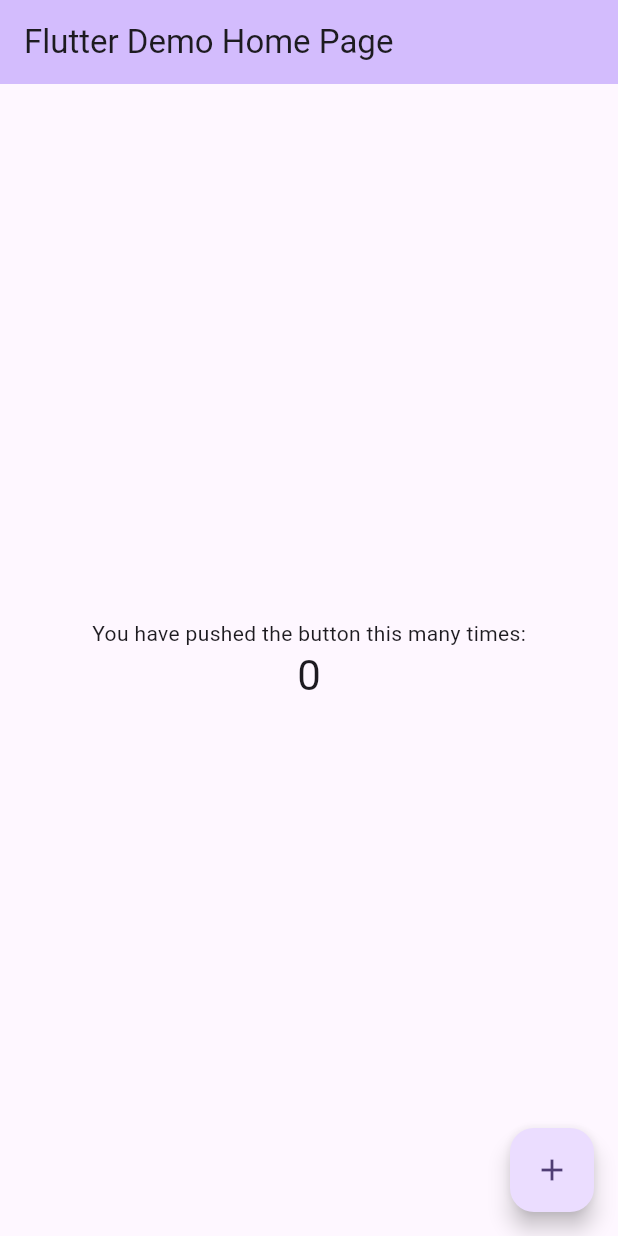
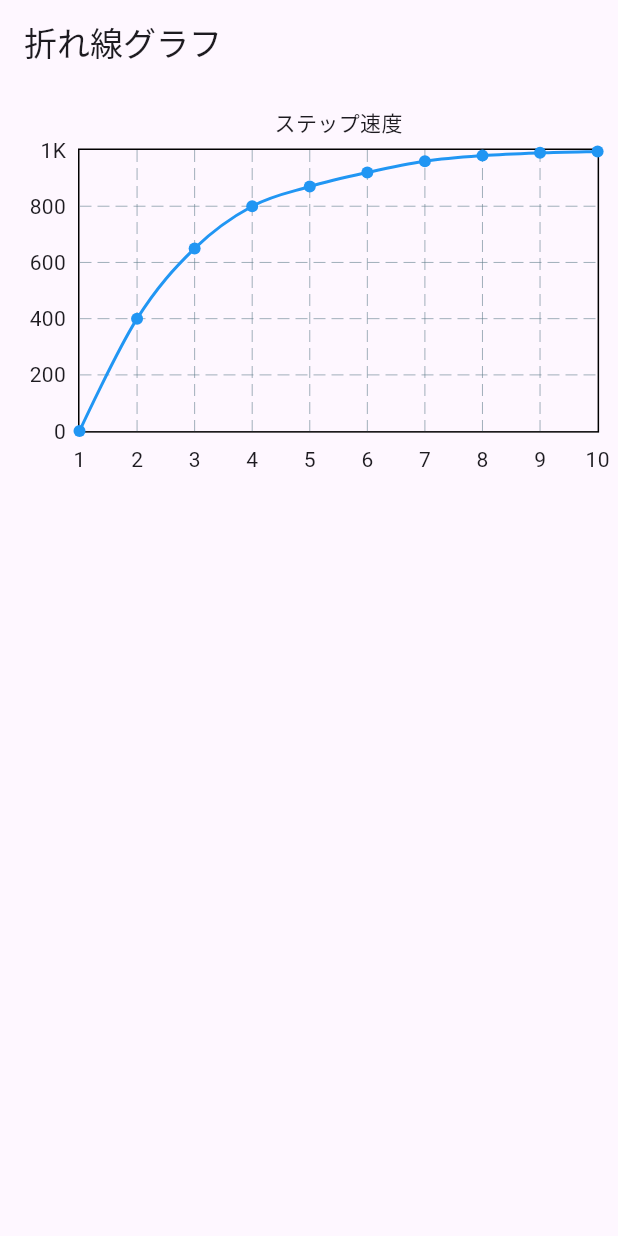
Before and after one commit to ryoono/FlutterGraphicalDisplay, a Flutter app: the screen it shows after launch, on a phone screen of 412 x 824 dp. Run offline on Flutter 3.47's test engine with Material 3 defaults, Android fonts, the phone set to English and light mode, and no system bars; drawn by our look-alikes of fl_chart; our stand-ins replace file_picker.

Commit message:
グラフ表示デモ

```diff
--- a/src/lib/main.dart
+++ b/src/lib/main.dart
@@ -1,6 +1,7 @@
 import 'dart:io';
 import 'dart:async';
 import 'package:file_picker/file_picker.dart';
+import 'package:fl_chart/fl_chart.dart';
 import 'package:flutter/material.dart';
 
 void main() {
@@ -60,7 +61,7 @@ class MyHomePage extends StatefulWidget {
 class _MyHomePageState extends State<MyHomePage> {
   int _counter = 0;
 
-  void _incrementCounter() {
+  void _incrementCounter(){
     setState(() {
       // This call to setState tells the Flutter framework that something has
       // changed in this State, which causes it to rerun the build method below
@@ -70,6 +71,8 @@ class _MyHomePageState extends State<MyHomePage> {
       // _counter++;
       // print(_counter);
       read_csv();
+      _counter++;
+      print(_counter);
 
       // final result = await FilePicker.platform.pickFiles(
       //   type: FileType.custom,
@@ -83,14 +86,24 @@ class _MyHomePageState extends State<MyHomePage> {
     });
   }
 
+  // awaitを使う時の設定
+  // https://zenn.dev/flutteruniv_dev/articles/5a1fb9cdca854e
   Future<void> read_csv() async {
+
+    // ファイル選択
+    // https://qiita.com/krohigewagma/items/ab2beea3b00cb8c3f62b
     final result = await FilePicker.platform.pickFiles(
       type: FileType.custom,
       allowedExtensions: ['csv'],
     );
     print(result?.files.first.path);
 
+    // nullチェック方法
+    // https://github.com/flutter/flutter/issues/92792
     String hoge = result?.files.first.path ?? "";
+
+    // ファイル読み込み
+    // https://jp-seemore.com/app/17142/
     if( hoge != "" ){
       var file = File(hoge);
       var content = await file.readAsString();
@@ -99,8 +112,6 @@ class _MyHomePageState extends State<MyHomePage> {
     else{
       print("file not found");
     }
-    _counter++;
-    print(_counter);
   }
 
   @override
@@ -111,50 +122,100 @@ class _MyHomePageState extends State<MyHomePage> {
     // The Flutter framework has been optimized to make rerunning build methods
     // fast, so that you can just rebuild anything that needs updating rather
     // than having to individually change instances of widgets.
+
+    final screenWidth = MediaQuery.of(context).size.width;
+
     return Scaffold(
       appBar: AppBar(
-        // TRY THIS: Try changing the color here to a specific color (to
-        // Colors.amber, perhaps?) and trigger a hot reload to see the AppBar
-        // change color while the other colors stay the same.
-        backgroundColor: Theme.of(context).colorScheme.inversePrimary,
-        // Here we take the value from the MyHomePage object that was created by
-        // the App.build method, and use it to set our appbar title.
-        title: Text(widget.title),
+        title: const Text('折れ線グラフ'),
       ),
-      body: Center(
-        // Center is a layout widget. It takes a single child and positions it
-        // in the middle of the parent.
-        child: Column(
-          // Column is also a layout widget. It takes a list of children and
-          // arranges them vertically. By default, it sizes itself to fit its
-          // children horizontally, and tries to be as tall as its parent.
-          //
-          // Column has various properties to control how it sizes itself and
-          // how it positions its children. Here we use mainAxisAlignment to
-          // center the children vertically; the main axis here is the vertical
-          // axis because Columns are vertical (the cross axis would be
-          // horizontal).
-          //
-          // TRY THIS: Invoke "debug painting" (choose the "Toggle Debug Paint"
-          // action in the IDE, or press "p" in the console), to see the
-          // wireframe for each widget.
-          mainAxisAlignment: MainAxisAlignment.center,
-          children: <Widget>[
-            const Text(
-              'You have pushed the button this many times:',
+      body: Padding(
+        padding: const EdgeInsets.all(8.0),
+        child: SizedBox(
+          width: screenWidth * 0.95,
+          height: screenWidth * 0.95 * 0.65,
+          child: LineChart(
+            LineChartData(
+              lineBarsData: [
+                LineChartBarData(
+                  spots: const [
+                    FlSpot(1, 0),
+                    FlSpot(2, 400),
+                    FlSpot(3, 650),
+                    FlSpot(4, 800),
+                    FlSpot(5, 870),
+                    FlSpot(6, 920),
+                    FlSpot(7, 960),
+                    FlSpot(8, 980),
+                    FlSpot(9, 990),
+                    FlSpot(10, 995),
+                  ],
+                  isCurved: true,
+                  color: Colors.blue,
+                ),
+              ],
+              titlesData: const FlTitlesData(
+                topTitles: AxisTitles(
+                  axisNameWidget: Text(
+                    "ステップ速度",
+                  ),
+                  axisNameSize: 35.0,
+                ),
+                rightTitles:
+                    AxisTitles(sideTitles: SideTitles(showTitles: false)),
+              ),
+              maxY: 1000,
+              minY: 0,
             ),
-            Text(
-              '$_counter',
-              style: Theme.of(context).textTheme.headlineMedium,
-            ),
-          ],
+          ),
         ),
       ),
-      floatingActionButton: FloatingActionButton(
-        onPressed: _incrementCounter,
-        tooltip: 'Increment',
-        child: const Icon(Icons.add),
-      ), // This trailing comma makes auto-formatting nicer for build methods.
     );
+
+    // return Scaffold(
+    //   appBar: AppBar(
+    //     // TRY THIS: Try changing the color here to a specific color (to
+    //     // Colors.amber, perhaps?) and trigger a hot reload to see the AppBar
+    //     // change color while the other colors stay the same.
+    //     backgroundColor: Theme.of(context).colorScheme.inversePrimary,
+    //     // Here we take the value from the MyHomePage object that was created by
+    //     // the App.build method, and use it to set our appbar title.
+    //     title: Text(widget.title),
+    //   ),
+    //   body: Center(
+    //     // Center is a layout widget. It takes a single child and positions it
+    //     // in the middle of the parent.
+    //     child: Column(
+    //       // Column is also a layout widget. It takes a list of children and
+    //       // arranges them vertically. By default, it sizes itself to fit its
+    //       // children horizontally, and tries to be as tall as its parent.
+    //       //
+    //       // Column has various properties to control how it sizes itself and
+    //       // how it positions its children. Here we use mainAxisAlignment to
+    //       // center the children vertically; the main axis here is the vertical
+    //       // axis because Columns are vertical (the cross axis would be
+    //       // horizontal).
+    //       //
+    //       // TRY THIS: Invoke "debug painting" (choose the "Toggle Debug Paint"
+    //       // action in the IDE, or press "p" in the console), to see the
+    //       // wireframe for each widget.
+    //       mainAxisAlignment: MainAxisAlignment.center,
+    //       children: <Widget>[
+    //         const Text(
+    //           'You have pushed the button this many times:',
+    //         ),
+    //         Text(
+    //           '$_counter',
+    //           style: Theme.of(context).textTheme.headlineMedium,
+    //         ),
+    //       ],
+    //     ),
+    //   ),
+    //   floatingActionButton: FloatingActionButton(
+    //     onPressed: _incrementCounter,
+    //     tooltip: 'Increment',
+    //     child: const Icon(Icons.add),
+    //   ), // This trailing comma makes auto-formatting nicer for build methods.
+    // );
   }
 }
--- a/src/pubspec.yaml
+++ b/src/pubspec.yaml
@@ -36,6 +36,7 @@ dependencies:
   # Use with the CupertinoIcons class for iOS style icons.
   cupertino_icons: ^1.0.8
   file_picker: ^8.1.2
+  fl_chart: ^0.69.0
 
 dev_dependencies:
   flutter_test:
```
Also changed, not shown: src/pubspec.lock.
